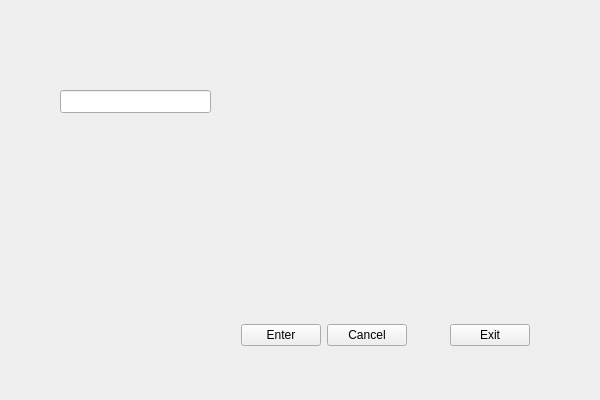
The window that QtWidgetstr.ui (lichss/tr-v-procerunner) describes before a commit, drawn with Qt 5.
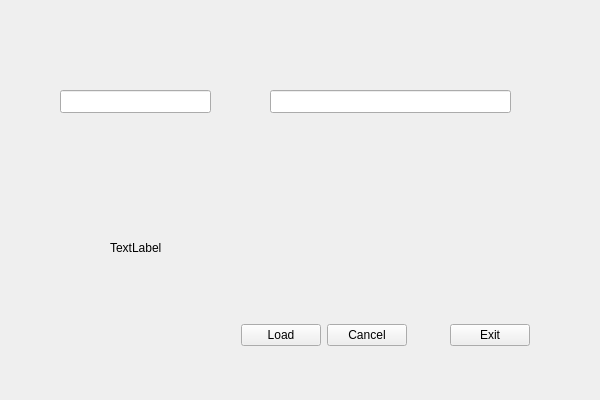
The same window after the commit.

The edit to the form file:
```diff
--- a/QtWidgetstr.ui
+++ b/QtWidgetstr.ui
@@ -26,7 +26,7 @@
     <item>
      <widget class="QPushButton" name="enterButton">
       <property name="text">
-       <string>Enter</string>
+       <string>Load</string>
       </property>
      </widget>
     </item>
@@ -69,6 +69,29 @@
     </rect>
    </property>
   </widget>
+  <widget class="QLineEdit" name="showlineEdit">
+   <property name="geometry">
+    <rect>
+     <x>270</x>
+     <y>90</y>
+     <width>241</width>
+     <height>23</height>
+    </rect>
+   </property>
+  </widget>
+  <widget class="QLabel" name="label">
+   <property name="geometry">
+    <rect>
+     <x>110</x>
+     <y>240</y>
+     <width>68</width>
+     <height>15</height>
+    </rect>
+   </property>
+   <property name="text">
+    <string>TextLabel</string>
+   </property>
+  </widget>
  </widget>
  <layoutdefault spacing="6" margin="11"/>
  <resources>
```
Left out of the diff: 2 changed lines with no effect on the pictures.
